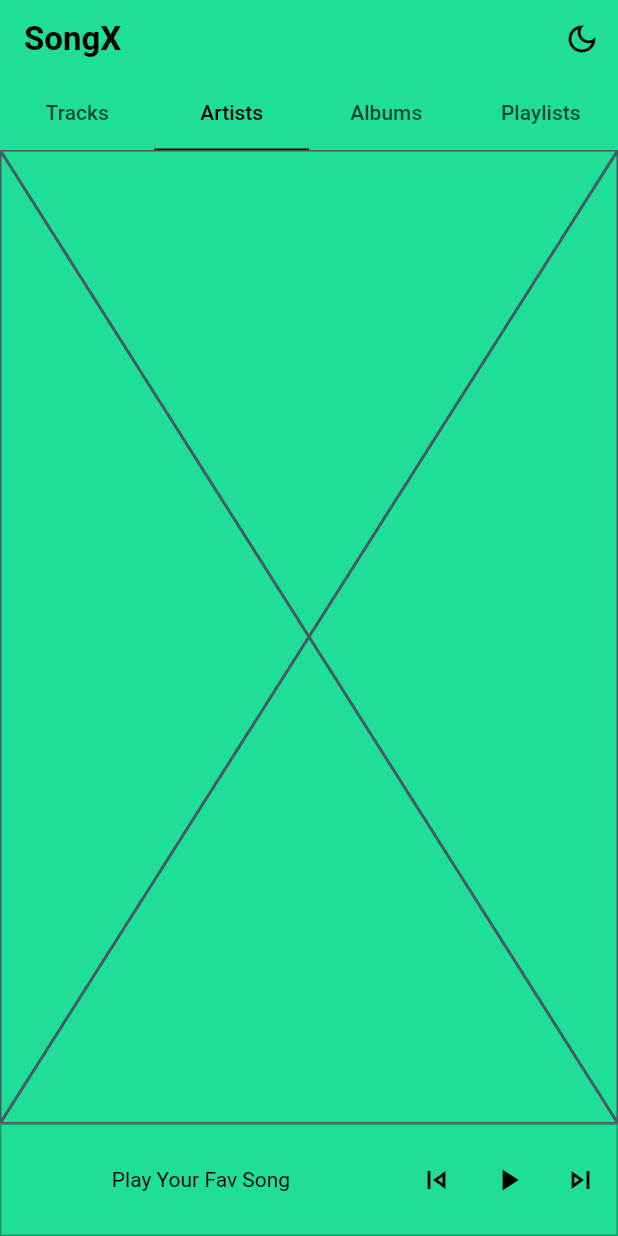
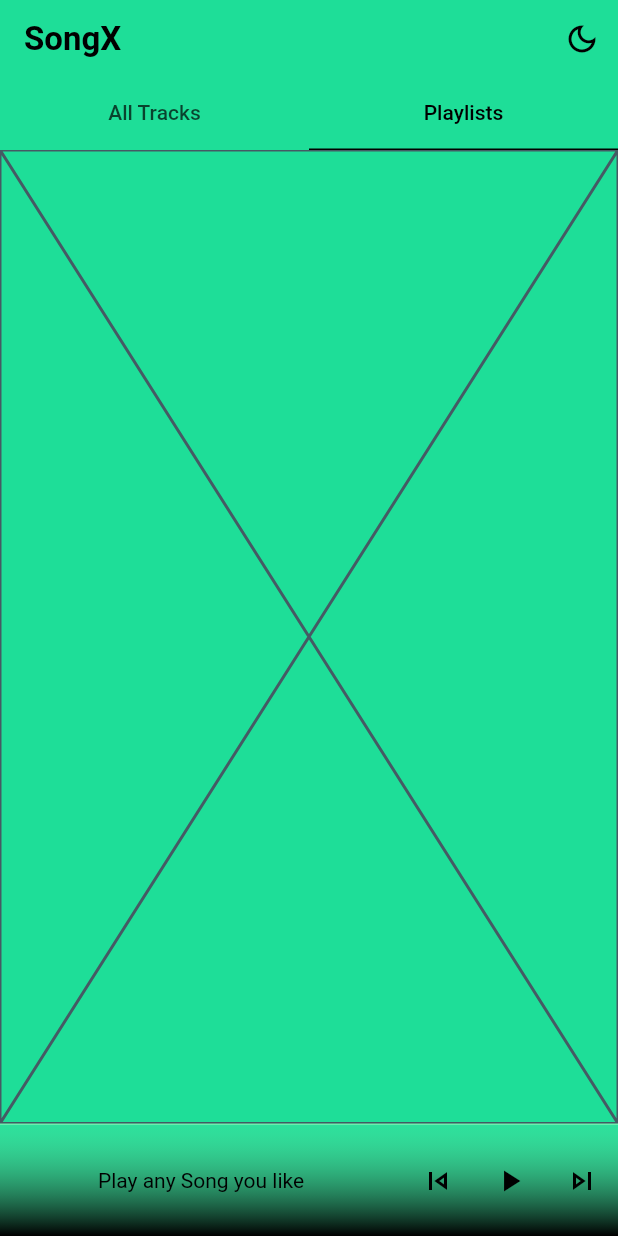
Before and after one commit to kailasnv/songx-music-player, a Flutter app: the screen it shows after launch, tab 2 chosen, on a phone screen of 412 x 824 dp. Run offline on Flutter 3.47's test engine with Material 2 defaults, Android fonts, the phone set to English and light mode, and no system bars; our stand-ins replace bloc, flutter_bloc, just_audio, on_audio_query.

Commit message:
basic saved

```diff
--- a/lib/presentation/pages/homepage/home_screen.dart
+++ b/lib/presentation/pages/homepage/home_screen.dart
@@ -41,8 +41,6 @@ class _HomeScreenState extends State<HomeScreen> {
   // list of all 4 page
   static const List<Widget> categories = [
     TracksPage(),
-    ArtistsPage(),
-    AlbumsPage(),
     PlaylistsPage(),
   ];
 
--- a/lib/presentation/pages/homepage/widgets/artists.dart
+++ /dev/null
@@ -1,10 +0,0 @@
-import 'package:flutter/material.dart';
-
-class ArtistsPage extends StatelessWidget {
-  const ArtistsPage({super.key});
-
-  @override
-  Widget build(BuildContext context) {
-    return const Placeholder();
-  }
-}
--- a/lib/presentation/pages/homepage/widgets/tracks.dart
+++ b/lib/presentation/pages/homepage/widgets/tracks.dart
@@ -23,7 +23,7 @@ class TracksPage extends StatelessWidget {
               // this [song] will get me each individual songs
               final song = state.songModalList![index];
 
-              return SongTileWidget(song: song);
+              return SongTileWidget(song: song, index: index);
             },
           );
         } else {
--- a/lib/presentation/state_managment/songs_bloc/songs_event.dart
+++ b/lib/presentation/state_managment/songs_bloc/songs_event.dart
@@ -8,18 +8,29 @@ class FetchAllSongsEvent extends SongsEvent {
 }
 
 // play tapped song
-class PlayCurrentSongEvent extends SongsEvent {
+class GetCurrentSongEvent extends SongsEvent {
   final SongModel currentSong;
   final AudioPlayer audioPlayer;
+  final int songIndex;
 
-  PlayCurrentSongEvent({required this.currentSong, required this.audioPlayer});
+  GetCurrentSongEvent({
+    required this.currentSong,
+    required this.audioPlayer,
+    required this.songIndex,
+  });
 }
-
-class PlayNextSong extends SongsEvent {}
-
-class PlayPreviousSong extends SongsEvent {}
 
 class PlayPauseSong extends SongsEvent {
   final AudioPlayer audioPlayer;
   PlayPauseSong({required this.audioPlayer});
 }
+
+class PlayNextSong extends SongsEvent {
+  final AudioPlayer audioPlayer;
+  PlayNextSong({required this.audioPlayer});
+}
+
+class PlayPreviousSong extends SongsEvent {
+  final AudioPlayer audioPlayer;
+  PlayPreviousSong({required this.audioPlayer});
+}
--- a/lib/presentation/state_managment/songs_bloc/songs_state.dart
+++ b/lib/presentation/state_managment/songs_bloc/songs_state.dart
@@ -3,14 +3,16 @@ part of 'songs_bloc.dart';
 class SongsState {
   final bool isLoading;
   final List<SongModel>? songModalList;
-  final SongModel? previousSong;
+  final SongModel? currentSong;
   final bool isPlaying;
+  final int? songIndex;
 
   SongsState({
     required this.isLoading,
     this.songModalList,
-    this.previousSong,
+    this.currentSong,
     required this.isPlaying,
+    this.songIndex,
   });
 }
 
--- a/lib/presentation/widgets/appbar.dart
+++ b/lib/presentation/widgets/appbar.dart
@@ -38,9 +38,7 @@ class CustomAppbar extends StatelessWidget {
       // bottom
       bottom: const TabBar(
         tabs: [
-          Tab(text: "Tracks"),
-          Tab(text: "Artists"),
-          Tab(text: "Albums"),
+          Tab(text: "All Tracks"),
           Tab(text: "Playlists"),
         ],
       ),
--- a/lib/presentation/widgets/bottom_player.dart
+++ b/lib/presentation/widgets/bottom_player.dart
@@ -12,14 +12,26 @@ class BottomNowPlayingTile extends StatelessWidget {
 
   @override
   Widget build(BuildContext context) {
+    var prov = Provider.of<AudioProvider>(context, listen: false);
+
     return Container(
       width: double.infinity,
       height: 75,
       decoration: BoxDecoration(
-        color: isDarkTheme
-            ? Colors.black
-            : Theme.of(context).scaffoldBackgroundColor,
-        border: Border.all(color: Theme.of(context).primaryColor),
+        //  color: isDarkTheme
+        //      ? Colors.black
+        //      : Theme.of(context).scaffoldBackgroundColor,
+        border: Border(
+          top: BorderSide(color: Theme.of(context).primaryColor),
+        ),
+
+        gradient: LinearGradient(
+            begin: Alignment.topCenter,
+            end: Alignment.bottomCenter,
+            colors: [
+              Theme.of(context).primaryColor.withOpacity(0.2),
+              Colors.black,
+            ]),
       ),
       child: Row(
         children: [
@@ -27,13 +39,13 @@ class BottomNowPlayingTile extends StatelessWidget {
           Expanded(
             child: BlocBuilder<SongsBloc, SongsState>(
               builder: (context, state) {
-                if (state.previousSong != null) {
+                if (state.currentSong != null) {
                   return Row(
                     children: [
                       Padding(
                         padding: const EdgeInsets.symmetric(horizontal: 10),
                         child: QueryArtworkWidget(
-                          id: state.previousSong!.id,
+                          id: state.currentSong!.id,
                           type: ArtworkType.AUDIO,
                           artworkFit: BoxFit.contain,
                           artworkBorder: BorderRadius.zero,
@@ -43,39 +55,45 @@ class BottomNowPlayingTile extends StatelessWidget {
                       Expanded(
                           child: SizedBox(
                               child: Text(
-                        state.previousSong!.title,
+                        state.currentSong!.title,
                         style: const TextStyle(
                           fontWeight: FontWeight.bold,
+                          color: Colors.white,
                         ),
                       ))),
                     ],
                   );
                 } else {
-                  return const Center(
-                    child: Text("Play Your Fav Song"),
-                  );
+                  return const Center(child: Text("Play any Song you like"));
                 }
               },
             ),
           ),
 
-          // play pause next previous part // TODO :
+          // PREVIOUS SONG
           IconButton(
-              onPressed: () {}, icon: const Icon(Icons.skip_previous_outlined)),
-
+            onPressed: () => context
+                .read<SongsBloc>()
+                .add(PlayPreviousSong(audioPlayer: prov.audioPlayer)),
+            icon: const Icon(Icons.skip_previous_outlined),
+          ),
+          // PLAY OR PAUSE
           BlocBuilder<SongsBloc, SongsState>(
             builder: (context, state) => IconButton(
                 onPressed: () {
-                  var prov = Provider.of<AudioProvider>(context, listen: false);
                   context
                       .read<SongsBloc>()
                       .add(PlayPauseSong(audioPlayer: prov.audioPlayer));
                 },
                 icon: Icon(state.isPlaying ? Icons.pause : Icons.play_arrow)),
           ),
-
+          //NEXT SONG
           IconButton(
-              onPressed: () {}, icon: const Icon(Icons.skip_next_outlined)),
+            onPressed: () => context
+                .read<SongsBloc>()
+                .add(PlayNextSong(audioPlayer: prov.audioPlayer)),
+            icon: const Icon(Icons.skip_next_outlined),
+          ),
         ],
       ),
     );
--- a/lib/utils/themes.dart
+++ b/lib/utils/themes.dart
@@ -24,6 +24,7 @@ class ThemeColors {
     textTheme: const TextTheme(
       bodySmall: TextStyle(color: Colors.black),
       bodyMedium: TextStyle(color: Colors.black),
+      titleSmall: TextStyle(color: Colors.black), // used for sub title
     ),
     // tab bar
     tabBarTheme: const TabBarTheme(
@@ -33,7 +34,9 @@ class ThemeColors {
     ),
     iconTheme: const IconThemeData(color: Colors.black),
     // border color
-    primaryColor: Colors.black.withOpacity(0.3),
+    primaryColor: Colors.accents[9], // Colors.black.withOpacity(0.7),
+    // song tile color
+    primaryColorLight: Colors.accents[9],
   );
 
   /*
@@ -54,17 +57,19 @@ class ThemeColors {
     textTheme: const TextTheme(
       bodySmall: TextStyle(color: Colors.white),
       bodyMedium: TextStyle(color: Colors.white),
-      titleMedium: TextStyle(color: Colors.white),
+      titleSmall: TextStyle(color: Colors.teal),
     ),
     // tab bar
     tabBarTheme: const TabBarTheme(
       labelColor: Colors.white,
       indicatorColor: Colors.white,
       indicator:
-          BoxDecoration(border: Border(bottom: BorderSide(color: Colors.red))),
+          BoxDecoration(border: Border(bottom: BorderSide(color: Colors.teal))),
     ),
     iconTheme: const IconThemeData(color: Colors.white),
-    // border color
-    primaryColor: Colors.red,
+    // border color and sub title color
+    primaryColor: Colors.teal,
+    // song tile color
+    primaryColorLight: Colors.grey.shade900.withOpacity(0.6),
   );
 }
```
Also changed, not shown: lib/presentation/pages/homepage/widgets/albums.dart (deleted, +0 -10 lines), lib/presentation/state_managment/songs_bloc/songs_bloc.dart (+63 -16 lines), lib/presentation/widgets/songtile.dart (+15 -13 lines), pubspec.yaml (+4 -3 lines), pubspec.lock.
